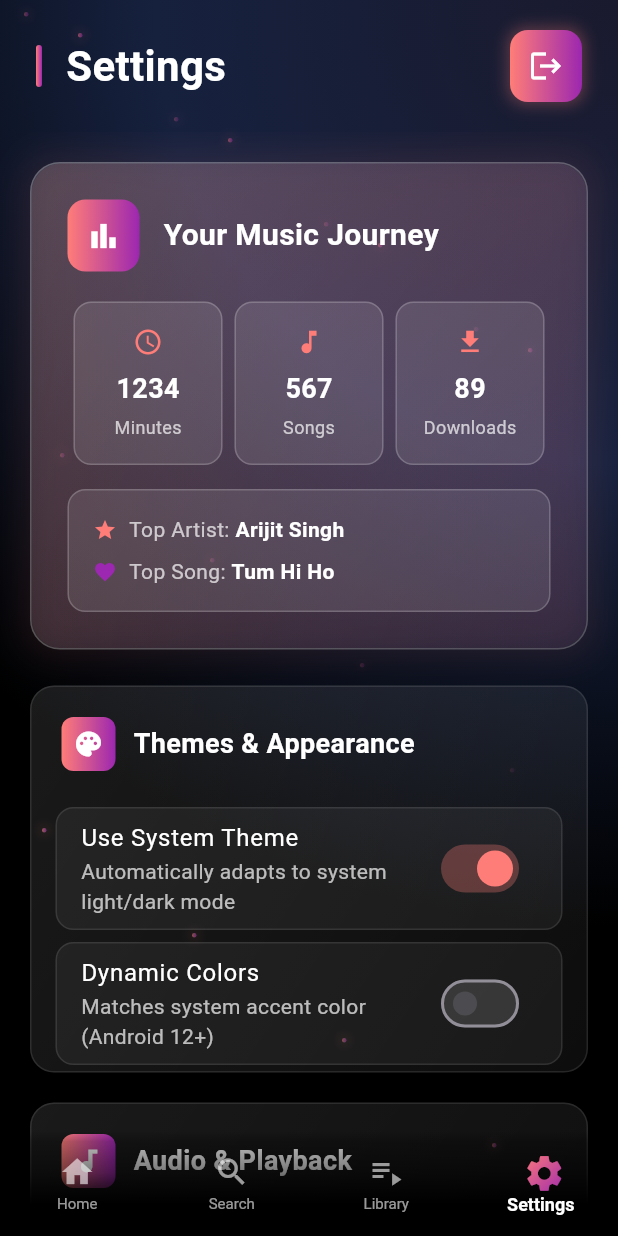
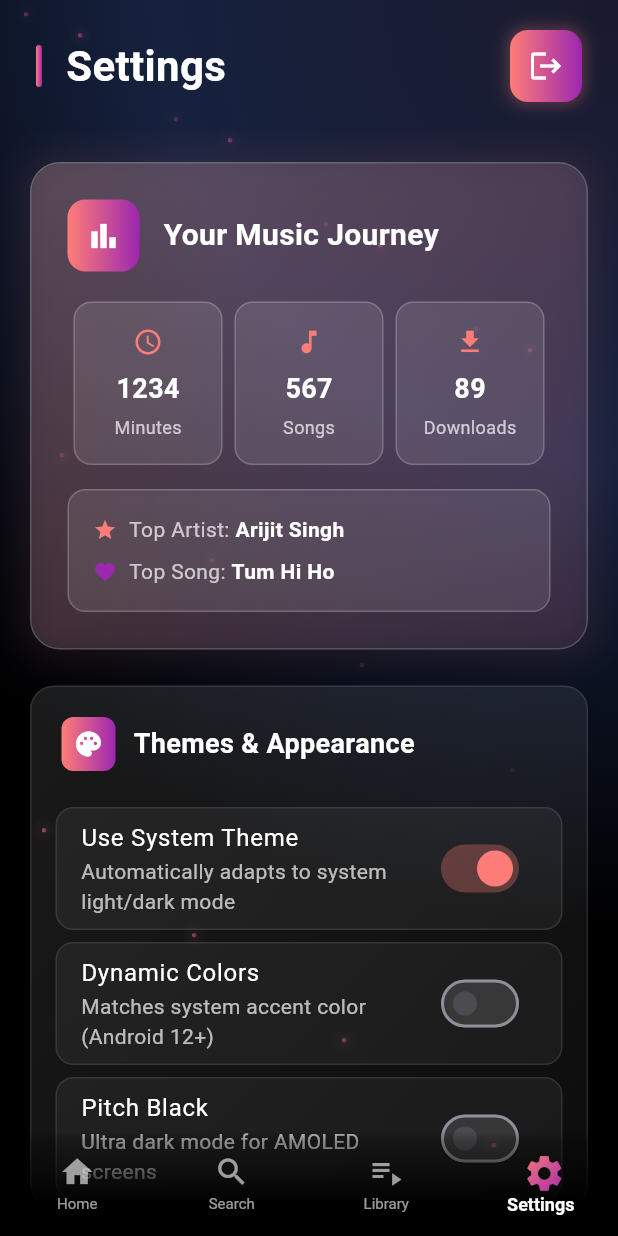
Before and after one commit to Bhanu7773-dev/PlayWaves, a Flutter app: the screen it shows after launch, item 4 of the bottom bar chosen, on a phone screen of 412 x 824 dp. Run offline on Flutter 3.47's test engine with Material 3 defaults, Android fonts, the phone set to English and light mode, and no system bars; our stand-ins replace dio, font_awesome_flutter, just_audio, permission_handler, swipe_cards; network calls fail.

Commit message:
added toggel for pitch black

```diff
--- a/lib/screens/settings_page.dart
+++ b/lib/screens/settings_page.dart
@@ -25,9 +25,8 @@ class _SettingsPageState extends State<SettingsPage>
   bool useSystemTheme = true;
   bool useDynamicColors = false;
   bool offlineMode = false;
+  bool pitchBlack = false; // <-- Pitch Black toggle variable
 
-  // Remove local variables for audio/download quality,
-  // use provider instead.
   final List<String> audioQualities = [
     'Low (96 kbps)',
     'Medium (160 kbps)',
@@ -44,7 +43,6 @@ class _SettingsPageState extends State<SettingsPage>
   late Animation<double> _fadeAnimation;
   late AnimationController _meteorsController;
 
-  // Example music stats
   int totalListeningMinutes = 1234;
   int songsPlayed = 567;
   String topArtist = "Arijit Singh";
@@ -92,7 +90,7 @@ class _SettingsPageState extends State<SettingsPage>
   @override
   Widget build(BuildContext context) {
     return Scaffold(
-      backgroundColor: Colors.black,
+      backgroundColor: pitchBlack ? Colors.black : Colors.black,
       body: Stack(
         children: [
           _buildAnimatedBackground(),
@@ -114,7 +112,7 @@ class _SettingsPageState extends State<SettingsPage>
                             const SizedBox(height: 24),
                             _buildThemeSection(),
                             const SizedBox(height: 20),
-                            _buildAudioSection(), // Provider-based
+                            _buildAudioSection(),
                             const SizedBox(height: 20),
                             _buildSystemSection(),
                             const SizedBox(height: 24),
@@ -136,12 +134,17 @@ class _SettingsPageState extends State<SettingsPage>
 
   Widget _buildAnimatedBackground() {
     return Container(
-      decoration: const BoxDecoration(
-        gradient: RadialGradient(
-          center: Alignment.topRight,
-          radius: 1.5,
-          colors: [Color(0xFF1a1a2e), Color(0xFF16213e), Colors.black],
-        ),
+      decoration: BoxDecoration(
+        gradient: pitchBlack
+            ? null
+            : const BoxDecoration(
+                gradient: RadialGradient(
+                  center: Alignment.topRight,
+                  radius: 1.5,
+                  colors: [Color(0xFF1a1a2e), Color(0xFF16213e), Colors.black],
+                ),
+              ).gradient,
+        color: pitchBlack ? Colors.black : null,
       ),
       child: Stack(children: List.generate(20, (index) => _buildMeteor(index))),
     );
@@ -164,7 +167,7 @@ class _SettingsPageState extends State<SettingsPage>
               staggeredProgress * 100 - 50,
             ),
             child: Opacity(
-              opacity: (1.0 - staggeredProgress) * 0.6,
+              opacity: pitchBlack ? 0 : (1.0 - staggeredProgress) * 0.6,
               child: Container(
                 width: 3,
                 height: 3,
@@ -445,12 +448,25 @@ class _SettingsPageState extends State<SettingsPage>
             });
           },
         ),
+        _buildSwitchTile(
+          title: "Pitch Black",
+          subtitle: "Ultra dark mode for AMOLED screens",
+          value: pitchBlack,
+          onChanged: (val) {
+            setState(() {
+              pitchBlack = val;
+            });
+            _showSnackBar(
+              pitchBlack ? "Pitch Black enabled" : "Pitch Black disabled",
+              pitchBlack ? Colors.black : const Color(0xFFff7d78),
+            );
+          },
+        ),
       ],
     );
   }
 
   Widget _buildAudioSection() {
-    // Use Provider for audio/download quality
     return Consumer<PlayerStateProvider>(
       builder: (context, playerState, child) {
         return _buildSection(
```
